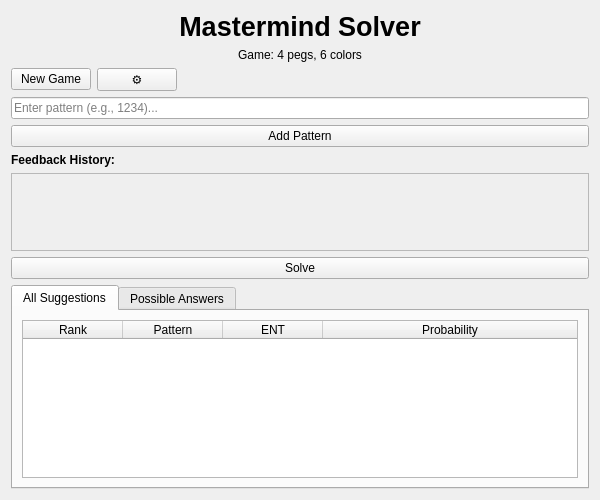
satsinush/word-games, file src/gui/MastermindWidget.ui: the form before one commit.
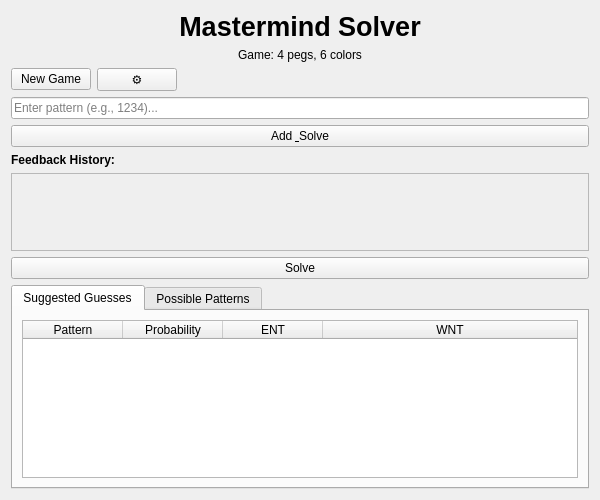
The form after the commit.

What changed in the file:
```diff
--- a/src/gui/MastermindWidget.ui
+++ b/src/gui/MastermindWidget.ui
@@ -82,7 +82,7 @@
    <item>
     <widget class="QPushButton" name="submitBtn">
      <property name="text">
-      <string>Add Pattern</string>
+      <string>Add &amp; Solve</string>
      </property>
     </widget>
    </item>
@@ -123,7 +123,7 @@
      </property>
      <widget class="QWidget" name="allTab">
       <attribute name="title">
-       <string>All Suggestions</string>
+       <string>Suggested Guesses</string>
       </attribute>
       <layout class="QVBoxLayout" name="allTabLayout">
        <item>
@@ -143,33 +143,33 @@
          <attribute name="horizontalHeaderStretchLastSection">
           <bool>true</bool>
          </attribute>
-         <column>
-          <property name="text">
-           <string>Rank</string>
-          </property>
-         </column>
          <column>
           <property name="text">
            <string>Pattern</string>
           </property>
          </column>
-         <column>
-          <property name="text">
-           <string>ENT</string>
-          </property>
-         </column>
          <column>
           <property name="text">
            <string>Probability</string>
           </property>
          </column>
+         <column>
+          <property name="text">
+           <string>ENT</string>
+          </property>
+         </column>
+         <column>
+          <property name="text">
+           <string>WNT</string>
+          </property>
+         </column>
         </widget>
        </item>
       </layout>
      </widget>
      <widget class="QWidget" name="possibleTab">
       <attribute name="title">
-       <string>Possible Answers</string>
+       <string>Possible Patterns</string>
       </attribute>
       <layout class="QVBoxLayout" name="possibleTabLayout">
        <item>
```
Left out of the diff: 20 changed lines with no effect on the pictures.
